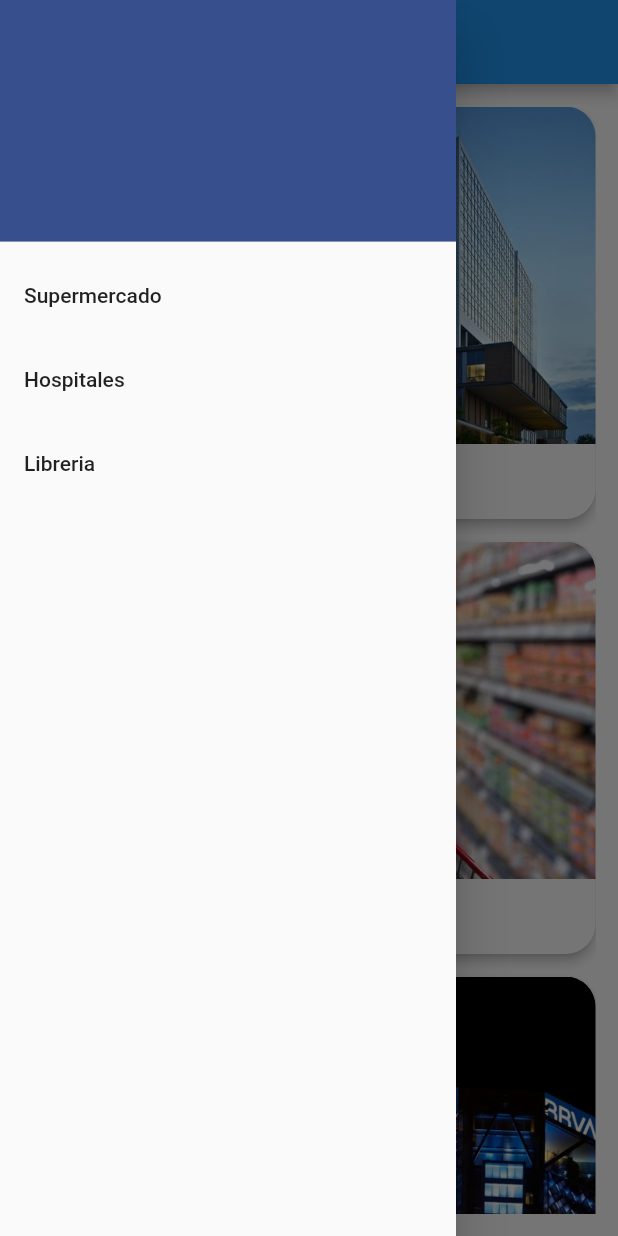
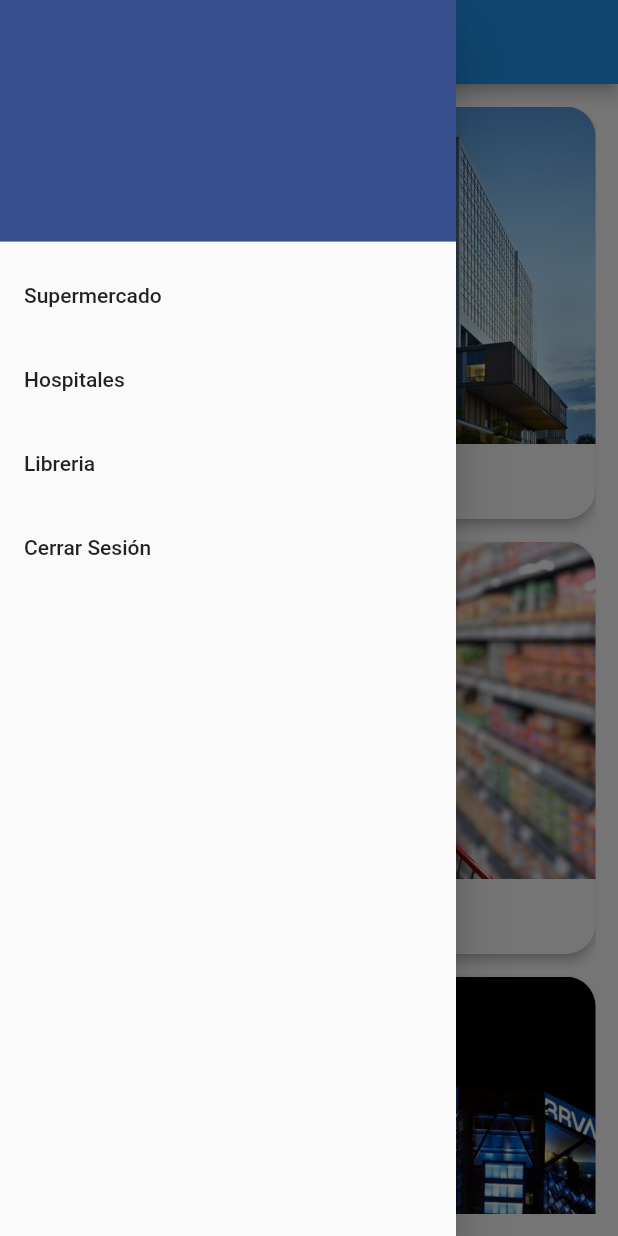
Before and after one commit to RicardoAH44/new, a Flutter app: the HomeScreen screen opened by its route, with the side drawer open, on a phone screen of 412 x 824 dp. Run offline on Flutter 3.47's test engine with Material 2 defaults, Android fonts, the phone set to English and light mode, and no system bars; our stand-ins replace firebase_auth, firebase_core, flutter_svg, fluttertoast, google_maps_flutter, location; missing offline and left inert: flutter_polyline_points; accounts and stored records are empty.

Commit message:
boton de cerrar sesion

```diff
--- a/lib/Screens/home.dart
+++ b/lib/Screens/home.dart
@@ -1,9 +1,16 @@
 import 'package:flutter/material.dart';
+import 'package:firebase_auth/firebase_auth.dart';
+import 'package:flutter_auth/Screens/Login/login_screen.dart';
 import 'package:flutter_auth/Screens/Sup.dart';
 import 'package:flutter_auth/Screens/hosp.dart';
 import 'package:flutter_auth/Screens/library.dart';
+import 'package:fluttertoast/fluttertoast.dart';
+import 'package:flutter_auth/Screens/home.dart';
+
 
 class HomeScreen extends StatelessWidget {
+  final FirebaseAuth _auth = FirebaseAuth.instance;
+
   final List<Widget> featureWidgets = [
     FeatureCard(
       title: 'Hospitales',
@@ -34,7 +41,6 @@ class HomeScreen extends StatelessWidget {
       appBar: AppBar(
         title: Text('¿ONTAA?'),
         centerTitle: true,
-
       ),
       body: Padding(
         padding: const EdgeInsets.all(15.0),
@@ -42,7 +48,7 @@ class HomeScreen extends StatelessWidget {
           itemCount: featureWidgets.length,
           itemBuilder: (context, index) {
             return Padding(
-              padding: EdgeInsets.only(bottom: 15), // Espacio entre tarjetas
+              padding: EdgeInsets.only(bottom: 15),
               child: featureWidgets[index],
             );
           },
@@ -65,7 +71,7 @@ class HomeScreen extends StatelessWidget {
                 Navigator.push(
                   context,
                   MaterialPageRoute(builder: (context) => HospPage()),
-                  );// Implementa la lógica para navegar a la página de supermercados
+                );
               },
             ),
             ListTile(
@@ -75,7 +81,7 @@ class HomeScreen extends StatelessWidget {
                 Navigator.push(
                   context,
                   MaterialPageRoute(builder: (context) => SupPage()),
-                  );// Implementa la lógica para navegar a la página de hospitales
+                );
               },
             ),
             ListTile(
@@ -85,14 +91,30 @@ class HomeScreen extends StatelessWidget {
                 Navigator.push(
                   context,
                   MaterialPageRoute(builder: (context) => LibraryPage()),
-                  );// Implementa la lógica para navegar a la página de librerías
+                );
+              },
+            ),
+            // Nuevo ListTile para cerrar sesión
+            ListTile(
+              title: Text('Cerrar Sesión'),
+              onTap: () async {
+                // Cerrar sesión utilizando Firebase
+                await _auth.signOut();
+                // Navegar a la pantalla de inicio de sesión
+                Navigator.pushReplacement(
+                  context,
+                  MaterialPageRoute(
+                    builder: (context) {
+                      return LoginScreen(); // Reemplaza "LoginScreen" con el nombre de tu pantalla de inicio de sesión
+                    },
+                  ),
+                );
               },
             ),
           ],
         ),
       ),
     );
-
   }
 }
 
```
Lines whose indentation alone changed are shown as unchanged.
